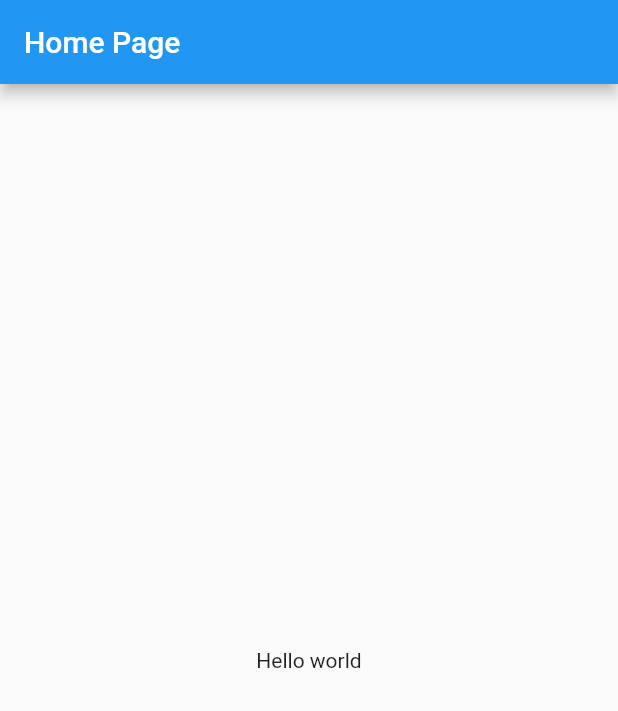
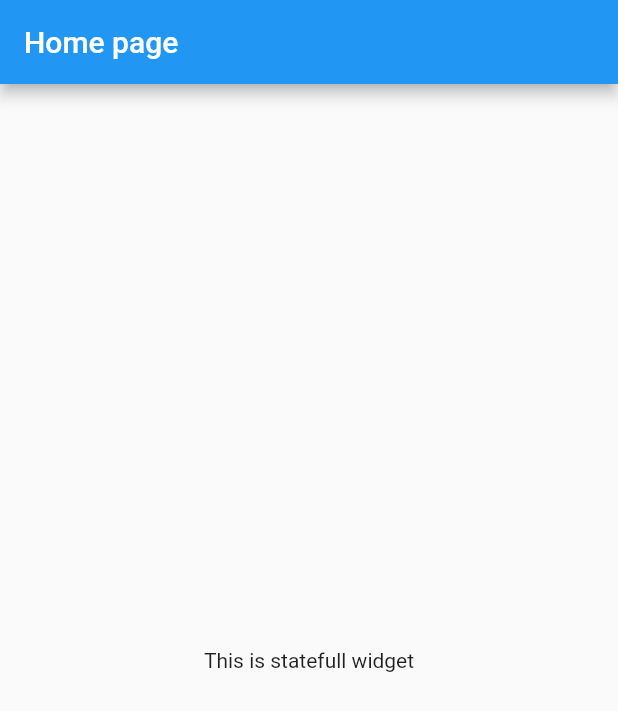
Before and after one commit to gautamamber/flutter-demo-app, a Flutter app: the screen it shows after launch, on a phone screen of 412 x 824 dp. Shown: the top 711 px of the screen. Run offline on Flutter 3.47's test engine with Material 2 defaults, Android fonts, the phone set to English and light mode, and no system bars.

Commit message:
statefull widget

```diff
--- a/lib/main.dart
+++ b/lib/main.dart
@@ -25,20 +25,46 @@ void main(){
 
 }
 
+
+// stateless widget
 class MyApp extends StatelessWidget {
   @override
   //build method called, return container or page
   Widget build(BuildContext context) {
     return new MaterialApp(
       title: "My App",
+      home: new HomePage(),
       // home for home sceen
       // scaffold, provide blank structure
-      home: new Scaffold(
-          appBar: new AppBar(
-            title: new Text("Home Page"),
-          ),
-          body: new Center(child: new Text("Hello world"),),
-      )
+      // home: new Scaffold(
+      //     appBar: new AppBar(
+      //       title: new Text("Home Page"),
+      //     ),
+          // body: new Center(child: new Text("Hello world"),),
+      // )
     );
   }
 }
+
+
+
+// Statefull widget
+
+class HomePage extends StatefulWidget {
+  @override
+  _HomePageState createState() => _HomePageState();
+}
+
+// _ private class
+
+class _HomePageState extends State<HomePage> {
+  @override
+  Widget build(BuildContext context) {
+    return new Scaffold(
+      appBar: new AppBar(
+        title: new Text("Home page"),
+      ),
+      body: new Center(child: new Text("This is statefull widget"),),
+    );
+  }
+}
```
